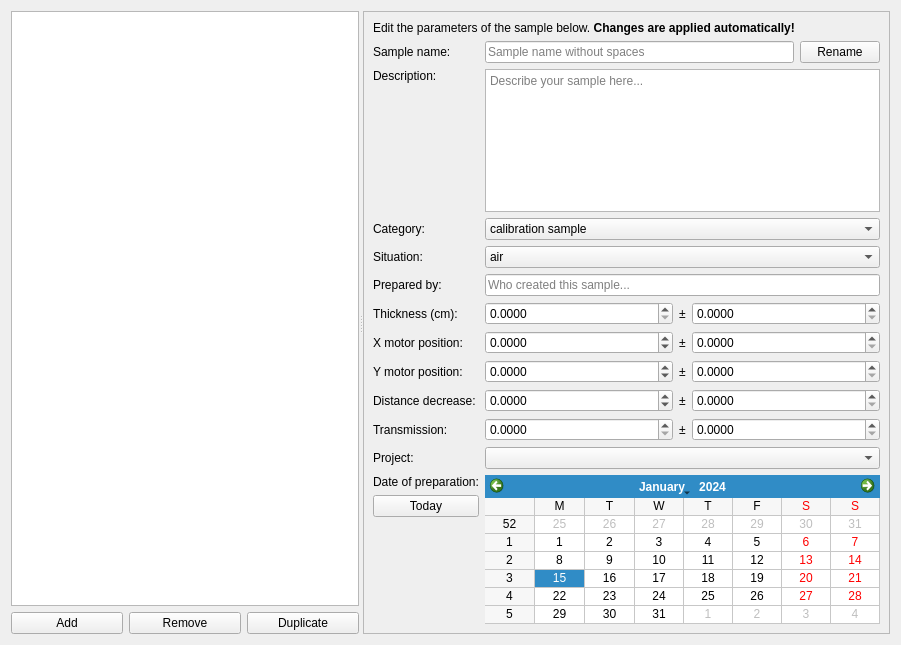
Above: cct/qtgui/setup/sampleeditor/sampleeditor.ui from awacha/cct before the change. Below: the same form after it.
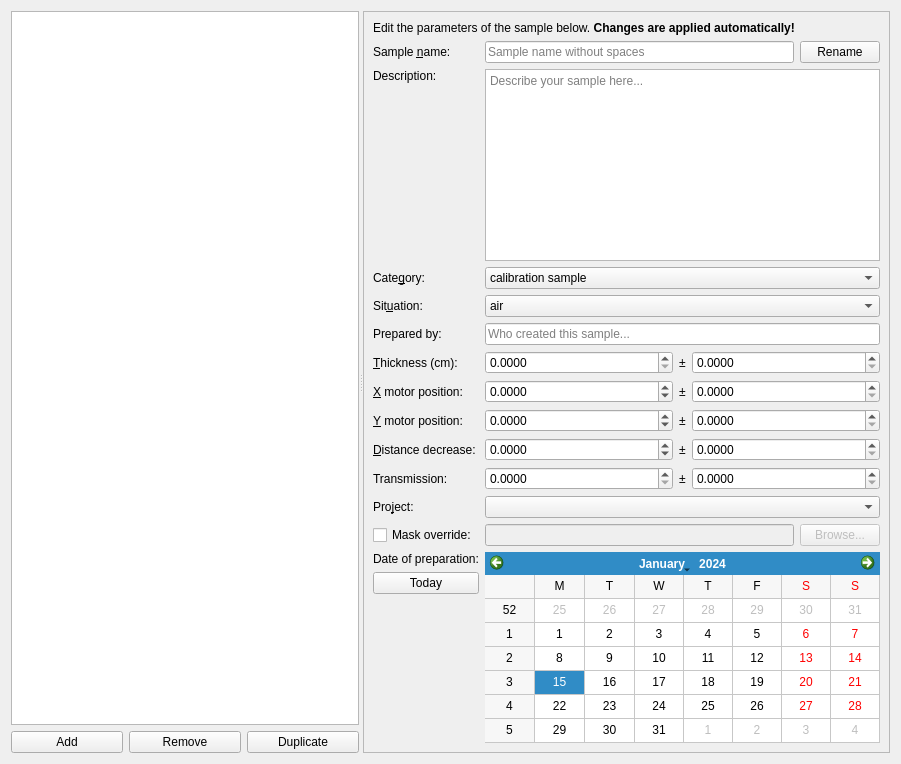
That is the form after the change. Icons and pictures are not drawn.

Commit message: Mask override for samples

```diff
--- a/cct/qtgui/setup/sampleeditor/sampleeditor.ui
+++ b/cct/qtgui/setup/sampleeditor/sampleeditor.ui
@@ -7,7 +7,7 @@
     <x>0</x>
     <y>0</y>
     <width>901</width>
-    <height>645</height>
+    <height>764</height>
    </rect>
   </property>
   <property name="windowTitle">
@@ -198,7 +198,7 @@
        <item row="9" column="0">
         <widget class="QLabel" name="label_9">
          <property name="text">
-          <string>Distance decrease:</string>
+          <string>&amp;Distance decrease:</string>
          </property>
          <property name="buddy">
           <cstring>distminusValDoubleSpinBox</cstring>
@@ -244,7 +244,7 @@
        <item row="7" column="0">
         <widget class="QLabel" name="label_7">
          <property name="text">
-          <string>X motor position:</string>
+          <string>&amp;X motor position:</string>
          </property>
          <property name="buddy">
           <cstring>xPositionValDoubleSpinBox</cstring>
@@ -254,7 +254,7 @@
        <item row="3" column="0">
         <widget class="QLabel" name="label_3">
          <property name="text">
-          <string>Category:</string>
+          <string>Cate&amp;gory:</string>
          </property>
          <property name="buddy">
           <cstring>categoryComboBox</cstring>
@@ -352,7 +352,7 @@
        <item row="6" column="0">
         <widget class="QLabel" name="label_6">
          <property name="text">
-          <string>Thickness (cm):</string>
+          <string>&amp;Thickness (cm):</string>
          </property>
          <property name="buddy">
           <cstring>thicknessValDoubleSpinBox</cstring>
@@ -514,7 +514,7 @@
        <item row="4" column="0">
         <widget class="QLabel" name="label_4">
          <property name="text">
-          <string>Situation:</string>
+          <string>Sit&amp;uation:</string>
          </property>
          <property name="buddy">
           <cstring>situationComboBox</cstring>
@@ -524,7 +524,7 @@
        <item row="1" column="0">
         <widget class="QLabel" name="label">
          <property name="text">
-          <string>Sample name:</string>
+          <string>Sample &amp;name:</string>
          </property>
          <property name="buddy">
           <cstring>sampleNameLineEdit</cstring>
@@ -550,7 +550,7 @@
        <item row="8" column="0">
         <widget class="QLabel" name="label_8">
          <property name="text">
-          <string>Y motor position:</string>
+          <string>&amp;Y motor position:</string>
          </property>
          <property name="buddy">
           <cstring>yPositionValDoubleSpinBox</cstring>
@@ -615,7 +615,7 @@
        <item row="11" column="0">
         <widget class="QLabel" name="label_18">
          <property name="text">
-          <string>Project:</string>
+          <string>Pro&amp;ject:</string>
          </property>
          <property name="buddy">
           <cstring>projectComboBox</cstring>
@@ -659,6 +659,37 @@
          </item>
         </layout>
        </item>
+       <item row="12" column="0">
+        <widget class="QCheckBox" name="maskOverrideCheckBox">
+         <property name="text">
+          <string>Mask override:</string>
+         </property>
+        </widget>
+       </item>
+       <item row="12" column="1" colspan="3">
+        <layout class="QHBoxLayout" name="horizontalLayout_3">
+         <item>
+          <widget class="QLineEdit" name="maskOverrideLineEdit">
+           <property name="enabled">
+            <bool>false</bool>
+           </property>
+          </widget>
+         </item>
+         <item>
+          <widget class="QPushButton" name="maskOverridePushButton">
+           <property name="enabled">
+            <bool>false</bool>
+           </property>
+           <property name="text">
+            <string>Browse...</string>
+           </property>
+           <property name="icon">
+            <iconset theme="document-open"/>
+           </property>
+          </widget>
+         </item>
+        </layout>
+       </item>
       </layout>
      </widget>
     </widget>
```
Left out of the diff: 34 changed lines with no effect on the pictures. The commit also changes 5 other files.
